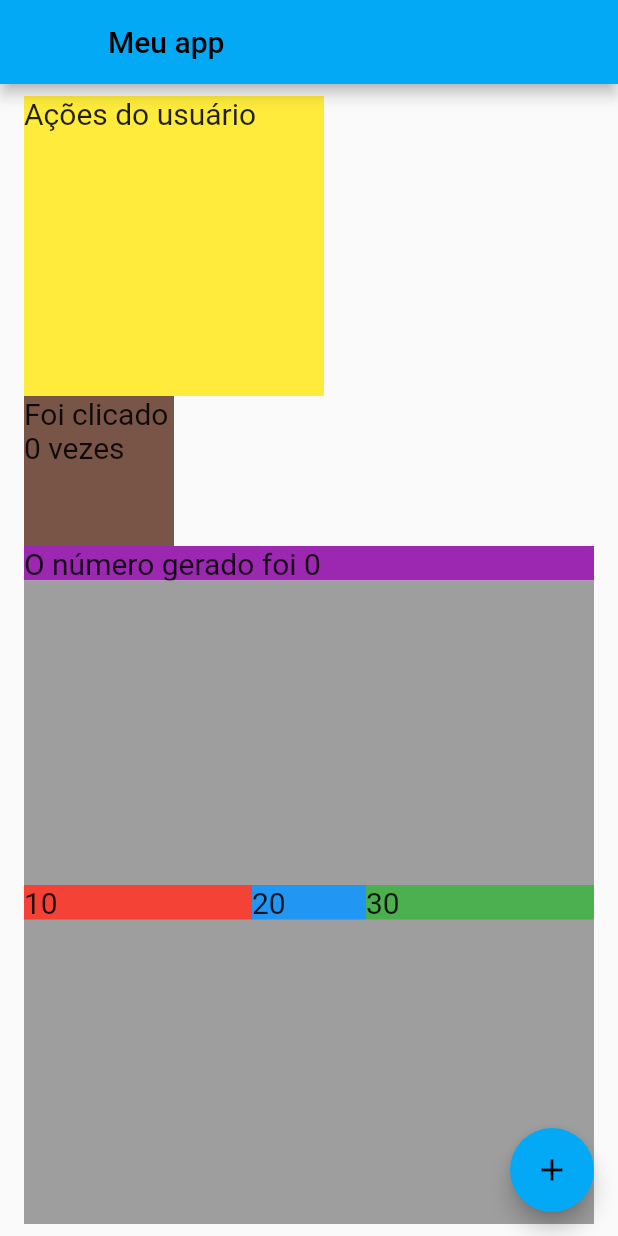
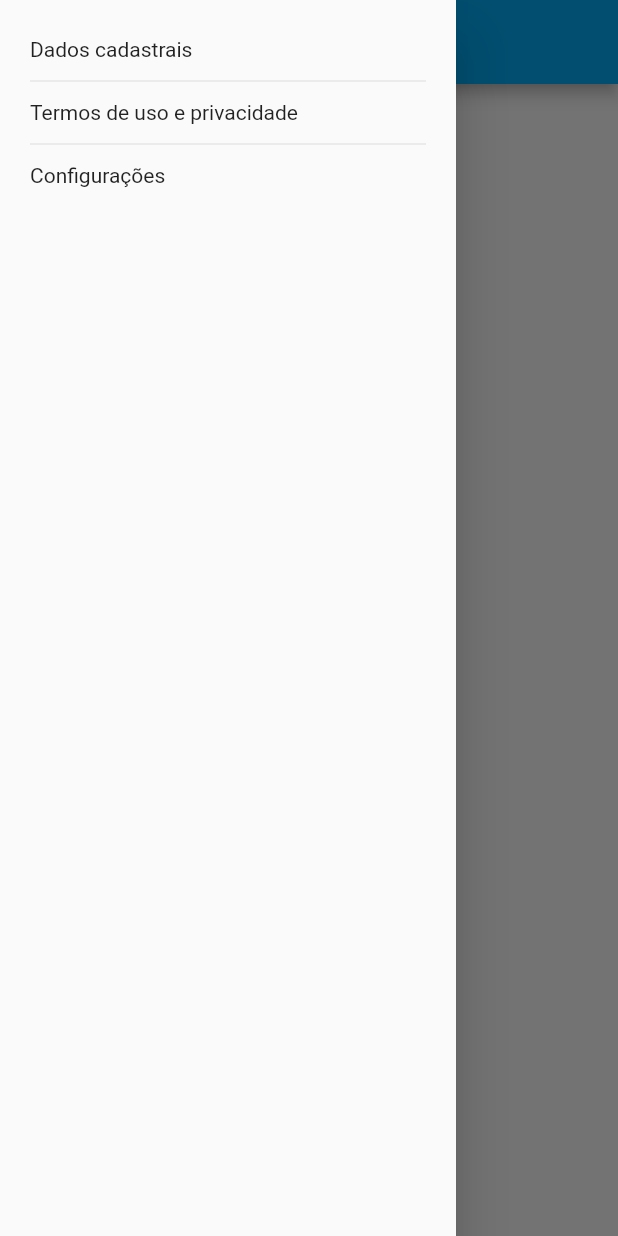
Before and after one commit to Guilhermessena/trilhaapp, a Flutter app: the HomePage screen opened directly, with the side drawer open (before the commit the screen has no drawer), on a phone screen of 412 x 824 dp. Run offline on Flutter 3.47's test engine with Material 2 defaults, Android fonts, the light colour scheme and no system bars; our stand-ins replace google_fonts; network calls fail.

Commit message:
menu drawer adicionado na home

```diff
--- a/lib/pages/home.dart
+++ b/lib/pages/home.dart
@@ -15,88 +15,48 @@ class _HomePageState extends State<HomePage> {
 
   @override
   Widget build(BuildContext context) {
-    return Scaffold(
+    return SafeArea(
+      child: Scaffold(
         appBar: AppBar(
-        leading: Container(),
           title: Text(
             "Meu app",
             style: GoogleFonts.roboto(),
           ),
         ),
-      body: Container(
-        padding: const EdgeInsets.symmetric(horizontal: 16, vertical: 8),
-        width: double.infinity,
+        drawer: Drawer(
+          child: Padding(
+            padding: const EdgeInsets.all(20.0),
             child: Column(
               mainAxisAlignment: MainAxisAlignment.start,
               crossAxisAlignment: CrossAxisAlignment.start,
               children: [
-            Container(
-              height: 200,
-              width: 200,
-              color: Colors.yellow,
-              child: const Text(
-                "Ações do usuário",
-                style: TextStyle(fontSize: 20),
+                InkWell(
+                  child: Container(
+                      padding: const EdgeInsets.symmetric(vertical: 5),
+                      width: double.infinity,
+                      child: const Text("Dados cadastrais")),
+                  onTap: () {},
                 ),
+                const Divider(),
+                InkWell(
+                  child: Container(
+                      padding: const EdgeInsets.symmetric(vertical: 5),
+                      width: double.infinity,
+                      child: const Text("Termos de uso e privacidade")),
+                  onTap: () {},
                 ),
-            Container(
-              height: 100,
-              width: 100,
-              color: Colors.brown,
-              child: Text(
-                "Foi clicado $quantidadeClique vezes",
-                style: const TextStyle(fontSize: 20),
-              ),
-            ),
-            Container(
+                const Divider(),
+                InkWell(
+                  child: Container(
+                      padding: const EdgeInsets.symmetric(vertical: 5),
                       width: double.infinity,
-              color: Colors.purple,
-              child: Text(
-                "O número gerado foi $numeroGerado",
-                style: const TextStyle(fontSize: 20),
-              ),
-            ),
-            Expanded(
-              child: Container(
-                color: Colors.grey,
-                child: Row(
-                  children: [
-                    Expanded(
-                      flex: 2,
-                      child: Container(
-                        color: Colors.red,
-                        child: const Text("10", style: TextStyle(fontSize: 20)),
-                      ),
-                    ),
-                    Expanded(
-                      flex: 1,
-                      child: Container(
-                        color: Colors.blue,
-                        child: const Text("20", style: TextStyle(fontSize: 20)),
-                      ),
-                    ),
-                    Expanded(
-                      flex: 2,
-                      child: Container(
-                        color: Colors.green,
-                        child: const Text("30", style: TextStyle(fontSize: 20)),
-                      ),
+                      child: const Text("Configurações")),
+                  onTap: () {},
                 ),
               ],
             ),
           ),
-            )
-          ],
         ),
-      ),
-      floatingActionButton: FloatingActionButton(
-        onPressed: () {
-          setState(() {
-            numeroGerado = GeradorNumeroAleatorioService.gerarNumeroAleatorio();
-            quantidadeClique = quantidadeClique + 1;
-          });
-        },
-        child: const Icon(Icons.add),
       ),
     );
   }
--- a/lib/pages/login_page.dart
+++ b/lib/pages/login_page.dart
@@ -1,4 +1,5 @@
 import 'package:flutter/material.dart';
+import 'package:trilhaapp/pages/home.dart';
 
 class LoginPage extends StatefulWidget {
   const LoginPage({super.key});
@@ -9,8 +10,8 @@ class LoginPage extends StatefulWidget {
 
 class _LoginPageState extends State<LoginPage> {
   var showPassword = true;
-  var emailController = TextEditingController();
-  var senhaController = TextEditingController();
+  var emailController = TextEditingController(text: "");
+  var senhaController = TextEditingController(text: "");
 
   @override
   Widget build(BuildContext context) {
@@ -142,7 +143,20 @@ class _LoginPageState extends State<LoginPage> {
                     child: SizedBox(
                       width: double.infinity,
                       child: TextButton(
-                        onPressed: () {},
+                        onPressed: () {
+                          if (emailController.text.trim() ==
+                                  "email@gmail.com" &&
+                              senhaController.text.trim() == "123") {
+                            Navigator.pushReplacement(
+                                context,
+                                MaterialPageRoute(
+                                    builder: (context) => const HomePage()));
+                          } else {
+                            ScaffoldMessenger.of(context).showSnackBar(
+                                const SnackBar(
+                                    content: Text("Login informado invalido")));
+                          }
+                        },
                         style: ButtonStyle(
                           backgroundColor:
                               const MaterialStatePropertyAll(Colors.purple),
```
Lines whose indentation alone changed are shown as unchanged.
